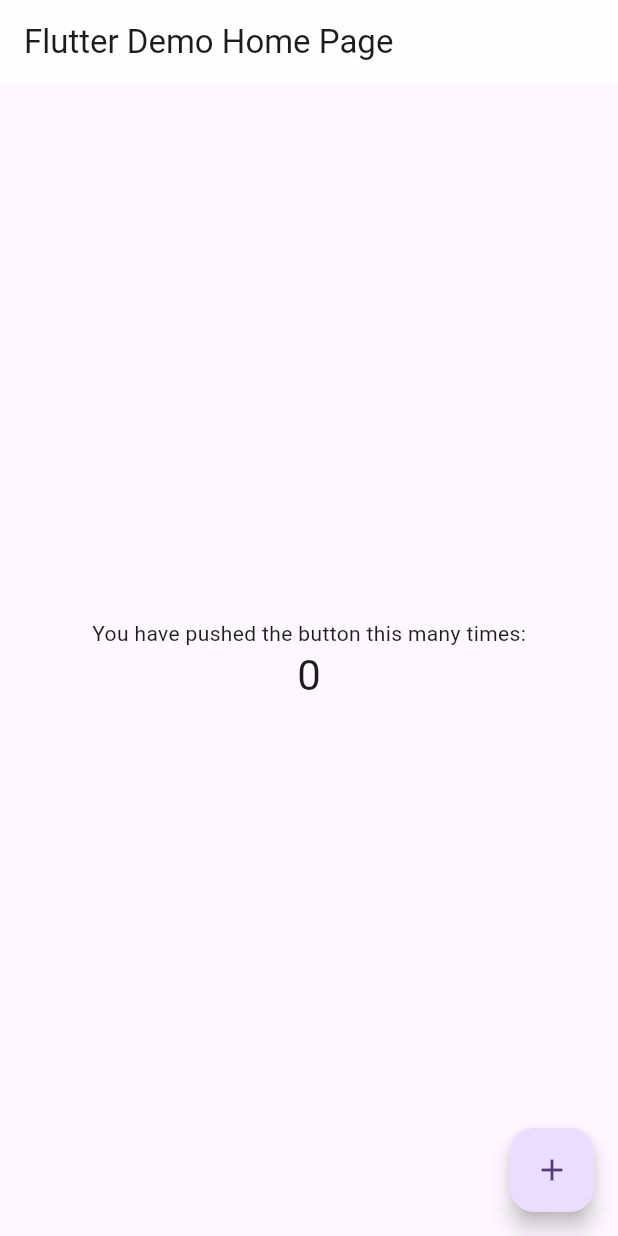
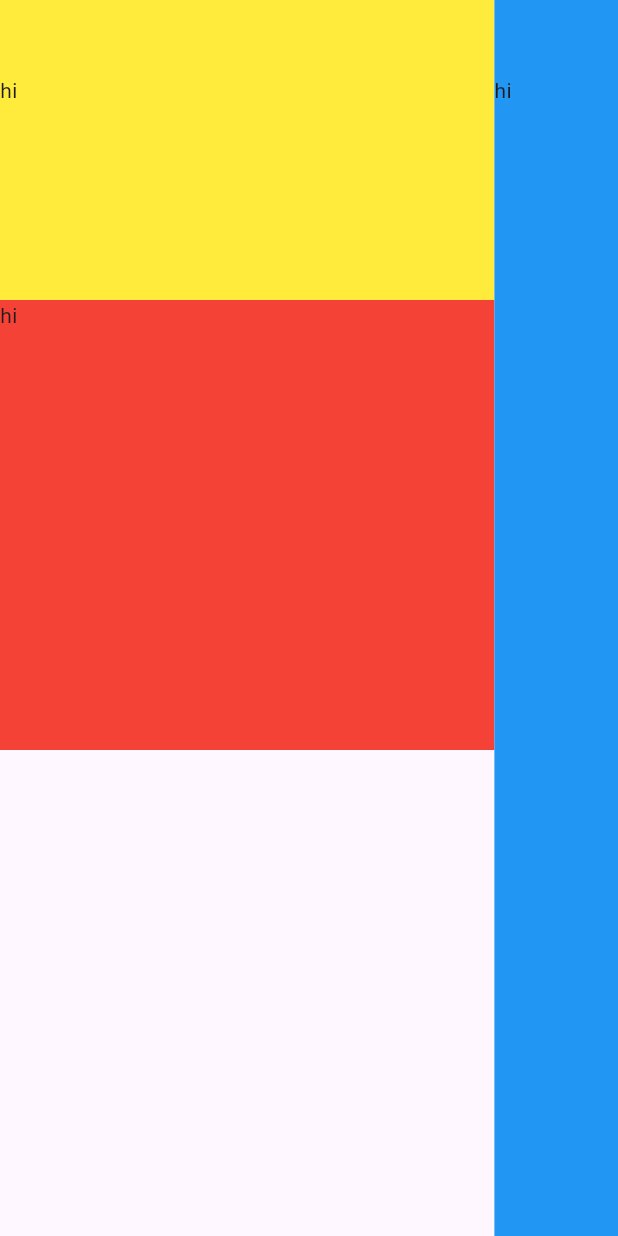
Before and after one commit to De4nWhit3/dexocat, a Flutter app: the screen it shows after launch, on a phone screen of 412 x 824 dp. Run offline on Flutter 3.47's test engine with Material 2 defaults, Android fonts, the phone set to English and light mode, and no system bars.

Commit message:
started plotting layout

```diff
--- a/lib/main.dart
+++ b/lib/main.dart
@@ -1,69 +1,88 @@
 import 'package:flutter/material.dart';
 
 void main() {
-  runApp(const MyApp());
+  runApp(const DexoCatApp());
 }
 
-class MyApp extends StatelessWidget {
-  const MyApp({super.key});
+class DexoCatApp extends StatelessWidget {
+  const DexoCatApp({super.key});
+  final String title = 'Dexocat';
 
   @override
   Widget build(BuildContext context) {
     return MaterialApp(
-      title: 'Flutter Demo',
+      title: title,
+      debugShowCheckedModeBanner: false,
       theme: ThemeData(
-        colorScheme: ColorScheme.fromSeed(seedColor: Colors.deepPurple),
         useMaterial3: true,
       ),
-      home: const MyHomePage(title: 'Flutter Demo Home Page'),
+      home: DexoCatHomePage(title: title),
     );
   }
 }
 
-class MyHomePage extends StatefulWidget {
-  const MyHomePage({super.key, required this.title});
+class DexoCatHomePage extends StatefulWidget {
+  const DexoCatHomePage({super.key, required this.title});
 
   final String title;
 
   @override
-  State<MyHomePage> createState() => _MyHomePageState();
+  State<DexoCatHomePage> createState() => _DexoCatHomePageState();
 }
 
-class _MyHomePageState extends State<MyHomePage> {
-  int _counter = 0;
-
-  void _incrementCounter() {
-    setState(() {
-      _counter++;
-    });
-  }
+class _DexoCatHomePageState extends State<DexoCatHomePage> {
+  int _selectedIndex = 0;
 
   @override
   Widget build(BuildContext context) {
     return Scaffold(
-      appBar: AppBar(
-        backgroundColor: Colors.white.withOpacity(.9),
-        title: Text(widget.title),
+      body: DexoCatMobileHomePage(),
+    );
+  }
+}
+
+class DexoCatMobileHomePage extends StatelessWidget {
+  const DexoCatMobileHomePage({
+    super.key,
+  });
+
+  @override
+  Widget build(BuildContext context) {
+    return Row(
+      children: [
+        Flexible(
+          flex: 8,
+          child: Container(
+            child: Column(
+              children: [
+                Container(
+                  width: double.infinity,
+                  padding: const EdgeInsets.only(top: 50),
+                  height: 200,
+                  color: Colors.yellow,
+                  child: Text('hi'),
                 ),
-      body: Center(
-        child: Column(
-          mainAxisAlignment: MainAxisAlignment.center,
-          children: <Widget>[
-            const Text(
-              'You have pushed the button this many times:',
-            ),
-            Text(
-              '$_counter',
-              style: Theme.of(context).textTheme.headlineMedium,
+                Container(
+                  width: double.infinity,
+                  height: 300,
+                  color: Colors.red,
+                  child: Text('hi'),
                 ),
               ],
             ),
           ),
-      floatingActionButton: FloatingActionButton(
-        onPressed: _incrementCounter,
-        tooltip: 'Increment',
-        child: const Icon(Icons.add),
         ),
+        Flexible(
+          flex: 2,
+          child: Container(
+            padding: const EdgeInsets.only(top: 50),
+            height: double.infinity,
+            color: Colors.blue,
+            width: 200,
+            child: Text('hi'),
+          ),
+        ),
+      ],
     );
   }
 }
```
Also changed, not shown: 1 other file. Lines whose indentation alone changed are shown as unchanged.
